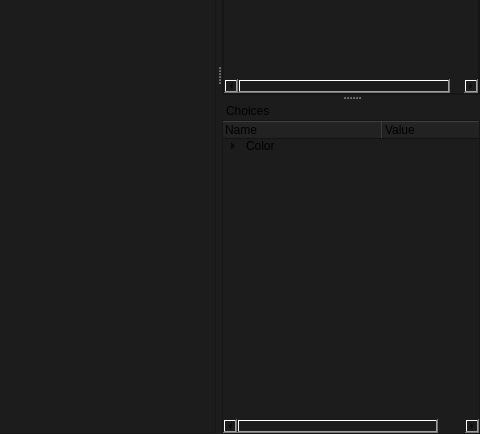
Qt form smartprop_editor/main.ui (dertwist/Hammer5Tools) before a commit; both pictures show x 800 to 1280 and y 286 to 720 of the 1280 by 720 pixel window.
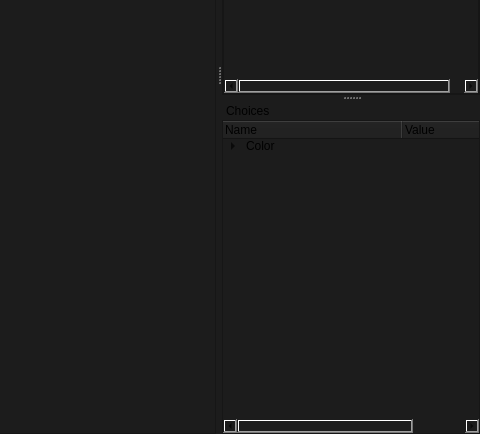
The same form after that commit. Icons and pictures are not drawn.

Diff of the .ui file:
```diff
--- a/smartprop_editor/main.ui
+++ b/smartprop_editor/main.ui
@@ -1071,11 +1071,20 @@
        <property name="uniformRowHeights">
         <bool>true</bool>
        </property>
+       <attribute name="headerVisible">
+        <bool>true</bool>
+       </attribute>
+       <attribute name="headerCascadingSectionResizes">
+        <bool>false</bool>
+       </attribute>
        <attribute name="headerMinimumSectionSize">
-        <number>130</number>
+        <number>150</number>
        </attribute>
        <attribute name="headerDefaultSectionSize">
-        <number>160</number>
+        <number>180</number>
+       </attribute>
+       <attribute name="headerShowSortIndicator" stdset="0">
+        <bool>true</bool>
        </attribute>
        <column>
         <property name="text">
```
Left out of the diff: 4 changed lines with no effect on the pictures.
